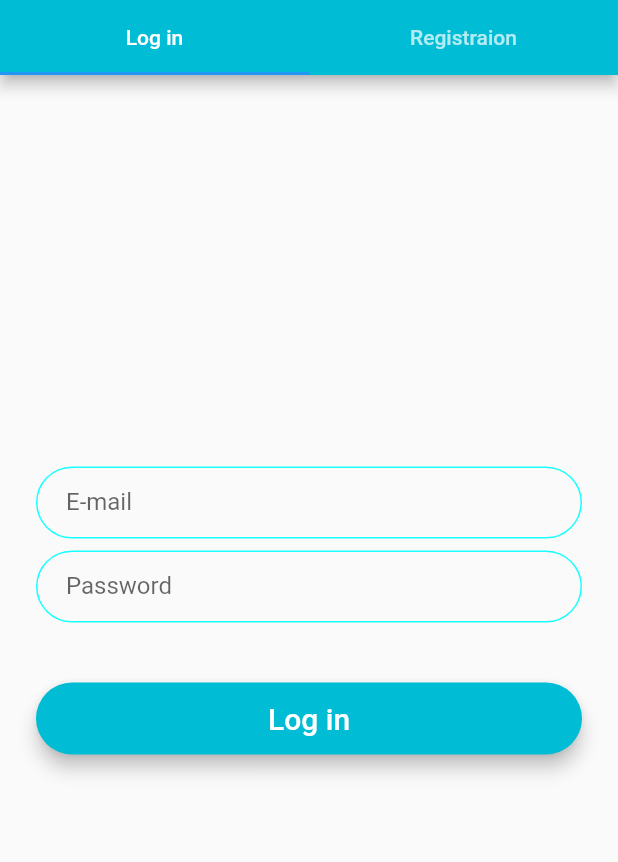
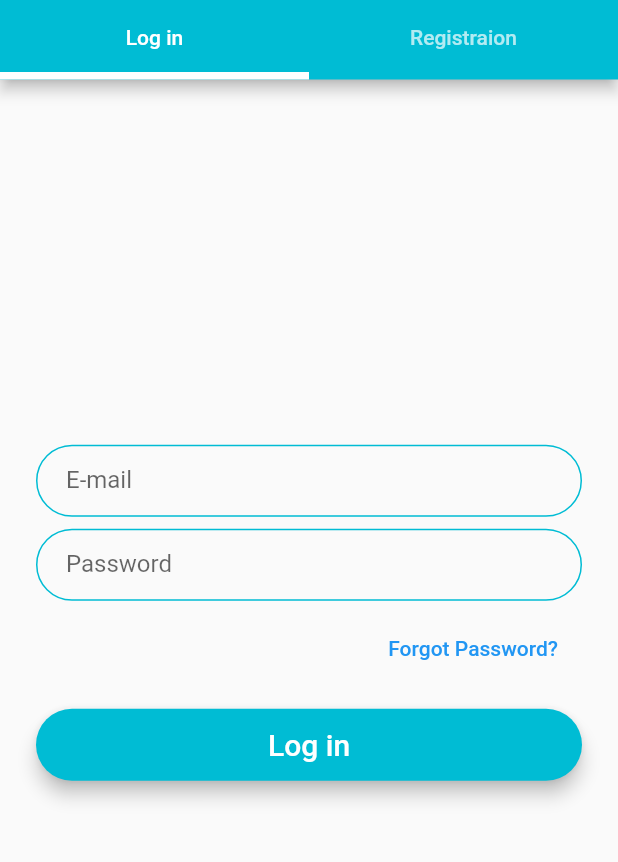
Before and after one commit to rodi2000/Shopping_App_Authentication, a Flutter app: the screen it shows after launch, on a phone screen of 412 x 824 dp, the part 81-943 px from its top. Run offline on Flutter 3.47's test engine with Material 2 defaults, Android fonts, the phone set to English and light mode, and no system bars; our stand-ins replace email_validator, firebase_auth; accounts and stored records are empty.

Commit message:
requierd changes

```diff
--- a/lib/screens/authenticate/login.dart
+++ b/lib/screens/authenticate/login.dart
@@ -2,6 +2,7 @@ import 'package:flutter/material.dart';
 import 'package:printshoppy/screens/constants.dart';
 import 'package:email_validator/email_validator.dart';
 import 'package:printshoppy/services/auth.dart';
+import 'package:firebase_auth/firebase_auth.dart';
 
 class Login extends StatefulWidget {
 
@@ -18,6 +19,7 @@ class _LoginState extends State<Login> {
 
   String email;
   String password;
+  dynamic error;
 
   @override
   Widget build(BuildContext context) {
@@ -59,10 +61,27 @@ class _LoginState extends State<Login> {
                 validator: (value) => (value.length < 6) ? "Please Enter a Valid Password" : null,
                 onSaved: (value) => password = value,
               ),
+                SizedBox(
+                  height:8.0,
+                ),
+                Row(
+                  mainAxisAlignment: MainAxisAlignment.end,
+                  children: <Widget>[
+                    FlatButton(
+                      onPressed: () async {
+                        if(_key.currentState.validate()){
+                          await FirebaseAuth.instance.sendPasswordResetEmail(email: email);
 
-              SizedBox(
-                height: 24.0,
-              ),
+                        }
+                      },
+                      textColor: Colors.blue,
+                      child: Text('Forgot Password?'),
+                    ),
+                  ],
+                ),
+//              SizedBox(
+//                height: 20.0,
+//              ),
               Padding(
                 padding: EdgeInsets.symmetric(vertical: 16.0),
                 child: Material(
@@ -71,13 +90,15 @@ class _LoginState extends State<Login> {
                   elevation: 5.0,
                   child: MaterialButton(
                     onPressed: () async {
-                      //Implement registration functionality.
                     if(_key.currentState.validate()){
                         _key.currentState.save();
-                        dynamic result = await _auth.loginWithEmailAndPassword(email, password);
-                        if(result == null){
-                          print('Error Signing in');
-                        }
+                          dynamic result = await _auth.loginWithEmailAndPassword(email, password);
+                          if(result.toString() == "Instance of 'User'"){}
+                          else{
+                            error = result.message;
+
+                          }
+//                          print(result.toString());
 //                        Navigator.pop(context);
                       }
                       print(email);
@@ -99,4 +120,16 @@ class _LoginState extends State<Login> {
       ),
     );
   }
+
+  Widget showAlert() {
+    if(error != null){
+      return Container(
+        color: Colors.amberAccent,
+        width: double.infinity,
+        padding: EdgeInsets.all(8.0),
+        child: Row(),
+      );
+    }
+    return SizedBox(height: 0,);
+  }
 }
--- a/lib/screens/authenticate/tabview.dart
+++ b/lib/screens/authenticate/tabview.dart
@@ -36,6 +36,8 @@ class _TabviewState extends State<Tabview> with SingleTickerProviderStateMixin {
           title: Image.asset('images/printshoppy_logo.png'),
           titleSpacing: 0.0,
           bottom: TabBar(
+            indicatorColor: Colors.white,
+            indicatorWeight: 5.0,
             controller: controller,
             tabs: <Tab>[
               Tab(text: 'Log in',),
@@ -44,6 +46,7 @@ class _TabviewState extends State<Tabview> with SingleTickerProviderStateMixin {
           ),
         ),
         body: TabBarView(
+
           controller: controller,
           children: <Widget>[
             Login(),
--- a/lib/screens/constants.dart
+++ b/lib/screens/constants.dart
@@ -7,7 +7,7 @@ const kTextFieldFormDecoration = InputDecoration(
     borderRadius: BorderRadius.all(Radius.circular(32.0)),
   ),
   enabledBorder: OutlineInputBorder(
-    borderSide: BorderSide(color: Colors.cyanAccent, width: 1.0),
+    borderSide: BorderSide(color: Colors.cyan, width: 1.0),
     borderRadius: BorderRadius.all(Radius.circular(32.0)),
   ),
   focusedBorder: OutlineInputBorder(
--- a/lib/screens/wrapper.dart
+++ b/lib/screens/wrapper.dart
@@ -11,7 +11,7 @@ class Wrapper extends StatelessWidget {
   Widget build(BuildContext context) {
 
     final user = Provider.of<User>(context);
-    print(user);
+//    print(user);
     // Return Either Home or Authenticate Widget
     if(user == null)
       return Tabview();
--- a/lib/services/auth.dart
+++ b/lib/services/auth.dart
@@ -24,7 +24,7 @@ class AuthService{
       return _userFromFirebaseUser(user);
     }catch(e){
       print(e.toString());
-      return null;
+      return e;
     }
   }
 
```
